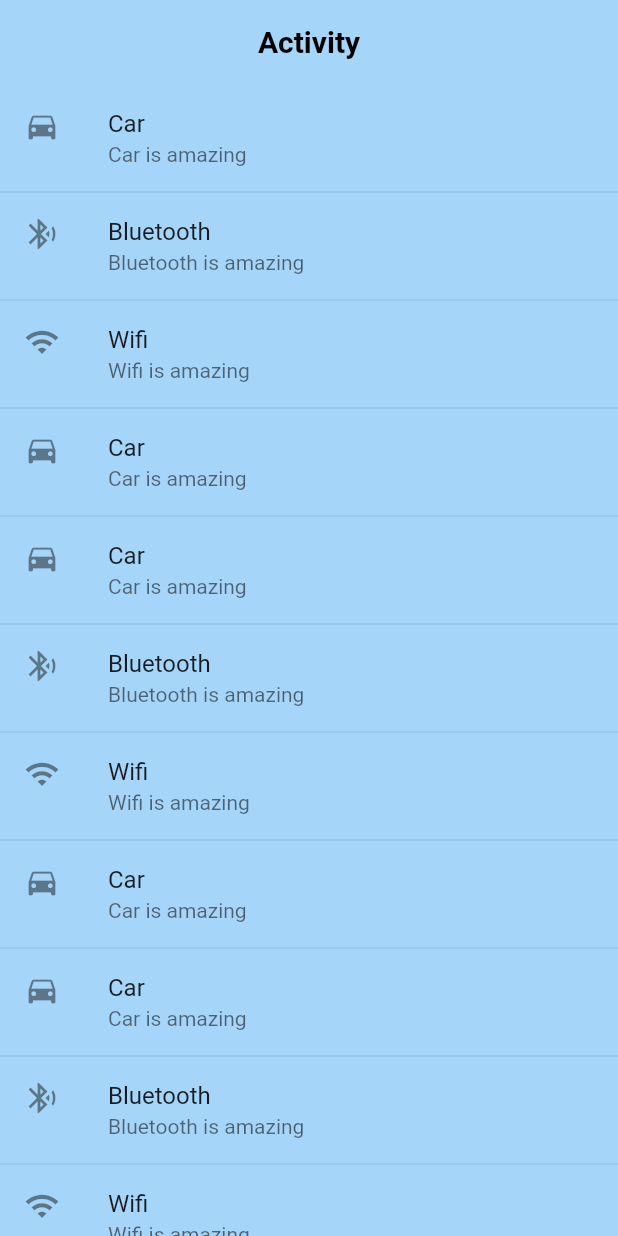
After one commit to admirerr/SplitKaro, a Flutter app: the activityPage screen opened directly, on a phone screen of 412 x 824 dp. The commit adds this screen. Run offline on Flutter 3.47's test engine with Material 2 defaults, Android fonts, the light colour scheme and no system bars; our stand-ins replace babstrap_settings_screen, cloud_firestore, curved_navigation_bar, firebase_auth, firebase_core, fluttertoast and 1 more; accounts and stored records are empty.

Commit message:
Added Activity UI(Scroll isn't functional)

```diff
--- a/lib/DashBoard.dart
+++ b/lib/DashBoard.dart
@@ -4,7 +4,7 @@ import 'package:flutter/material.dart';
 import 'package:curved_navigation_bar/curved_navigation_bar.dart';
 import 'package:split_karo/login.dart';
 import 'package:split_karo/nav_pages/account.dart';
-import 'package:split_karo/nav_pages/activity.dart';
+import 'package:split_karo/nav_pages/activity2.dart';
 import 'package:split_karo/nav_pages/friends.dart';
 import 'package:split_karo/nav_pages/groups.dart';
 
--- /dev/null
+++ b/lib/nav_pages/activity2.dart
@@ -0,0 +1,238 @@
+import 'package:cloud_firestore/cloud_firestore.dart';
+import 'package:firebase_auth/firebase_auth.dart';
+import 'package:flutter/material.dart';
+
+import '../login.dart';
+import '../model/user_model.dart';
+
+class activityPage extends StatefulWidget {
+  const activityPage({Key? key}) : super(key: key);
+
+  @override
+  State<activityPage> createState() => _activityPageState();
+}
+
+class _activityPageState extends State<activityPage> {
+
+  User? user = FirebaseAuth.instance.currentUser;
+  UserModel loggedInUser = UserModel();
+
+  @override
+  void initState() {
+    super.initState();
+    FirebaseFirestore.instance
+        .collection("users")
+        .doc(user!.uid)
+        .get()
+        .then((value) {
+      this.loggedInUser = UserModel.fromMap(value.data());
+      setState(() {});
+    });
+  }
+
+  @override
+  Widget build(BuildContext context){
+    return new Scaffold(
+      backgroundColor: Colors.blue.withOpacity(.4),
+      appBar: AppBar(
+        title: Text(
+          "Activity",
+          style: TextStyle(color: Colors.black, fontWeight: FontWeight.bold),
+        ),
+        centerTitle: true,
+        backgroundColor: Colors.transparent,
+        elevation: 0,
+
+      ),
+      body:MyStaticListView(),
+    ); //Scaffold
+  }
+
+
+
+
+  //@override
+  //Widget build(BuildContext context) {
+  //   return Scaffold(
+  //     //backgroundColor:  Color.fromARGB(255, 227, 227, 227),
+  //     // body: Padding(
+  //     //   padding: const EdgeInsets.only(bottom: 25),
+  //     //   child: Align(
+  //     //     alignment: Alignment.bottomCenter,
+  //     //     child: Text('Activity Page', style: TextStyle(fontSize: 30)),
+  //     //   ),
+  //     // ),
+  //
+  //
+  //       body: Container(
+  //         color: Colors.blue.withOpacity(.4),
+  //         child: Center(
+  //           child: Column(
+  //             mainAxisAlignment: MainAxisAlignment.center,
+  //             children: <Widget>[
+  //               Text("Activity Page", textScaleFactor: 3.0),
+  //               ElevatedButton(
+  //                 child: Text('Welcome ${loggedInUser.name}'),
+  //                 onPressed: () {
+  //
+  //                   // final CurvedNavigationBarState? navBarState =
+  //                   //     _bottomNavigationKey.currentState;
+  //                   // navBarState?.setPage(1);
+  //
+  //
+  //                 },
+  //               ),
+  //
+  //
+  //
+  //               //Text(_page.toString(), textScaleFactor: 10.0),
+  //               ElevatedButton(
+  //                 child: Text('Logout'),
+  //                 onPressed: () {
+  //
+  //                   logout(context);
+  //
+  //
+  //                 },
+  //               )
+  //
+  //
+  //             ],
+  //
+  //
+  //
+  //
+  //
+  //
+  //
+  //
+  //           ),
+  //         ),
+  //       )
+  //
+  //
+  //
+  //
+  //
+  //   );
+  // }
+
+
+
+  // // the logout function
+  // Future<void> logout(BuildContext context) async {
+  //   await FirebaseAuth.instance.signOut();
+  //   Navigator.of(context).pushReplacement(
+  //       MaterialPageRoute(builder: (context) => MyLogin()));
+  // }
+
+
+
+}
+
+
+
+//Added by muskan
+// class MainContent extends StatelessWidget {
+//
+//
+//   @override
+//   Widget build(BuildContext context) {
+//     return new ListView(
+//
+//          children: <Widget>[
+//
+//            Padding(
+//            padding: const EdgeInsets.symmetric(horizontal:10.0),
+//            child: new Container(
+//            child:new Column(
+//               children: <Widget>[
+//                 Row(
+//                 children: <Widget>[
+//                  new Text("Explore",style: new TextStyle(fontSize: 25.0,fontWeight: FontWeight.bold),textAlign: TextAlign.left,)
+//                 ],
+//                 )
+//
+//               ],
+//            )
+//            ),)
+//          ],
+//     );
+//   }
+// }
+
+class MyStaticListView extends StatelessWidget {
+
+  @override
+  Widget build(BuildContext context) {
+    return new ListView(
+      children: ListTile.divideTiles
+        (
+           context: context,
+           tiles:
+             [
+             ListTile(
+             leading: Icon(Icons.directions_car),
+             title: Text("Car"),
+              subtitle: Text("Car is amazing"),
+             ),
+             ListTile(
+             leading: Icon(Icons.bluetooth_searching),
+              title: Text("Bluetooth"),
+              subtitle: Text("Bluetooth is amazing"),
+              ),
+              ListTile(
+              leading: Icon(Icons.wifi),
+              title: Text("Wifi"),
+              subtitle: Text("Wifi is amazing"),
+              ),
+              ListTile(
+              leading: Icon(Icons.directions_car),
+              title: Text("Car"),
+              subtitle: Text("Car is amazing"),
+              ),
+               ListTile(
+                 leading: Icon(Icons.directions_car),
+                 title: Text("Car"),
+                 subtitle: Text("Car is amazing"),
+               ),
+               ListTile(
+                 leading: Icon(Icons.bluetooth_searching),
+                 title: Text("Bluetooth"),
+                 subtitle: Text("Bluetooth is amazing"),
+               ),
+               ListTile(
+                 leading: Icon(Icons.wifi),
+                 title: Text("Wifi"),
+                 subtitle: Text("Wifi is amazing"),
+               ),
+               ListTile(
+                 leading: Icon(Icons.directions_car),
+                 title: Text("Car"),
+                 subtitle: Text("Car is amazing"),
+               ),
+               ListTile(
+                 leading: Icon(Icons.directions_car),
+                 title: Text("Car"),
+                 subtitle: Text("Car is amazing"),
+               ),
+               ListTile(
+                 leading: Icon(Icons.bluetooth_searching),
+                 title: Text("Bluetooth"),
+                 subtitle: Text("Bluetooth is amazing"),
+               ),
+               ListTile(
+                 leading: Icon(Icons.wifi),
+                 title: Text("Wifi"),
+                 subtitle: Text("Wifi is amazing"),
+               ),
+               ListTile(
+                 leading: Icon(Icons.directions_car),
+                 title: Text("Car"),
+                 subtitle: Text("Car is amazing"),
+               ),
+             ],
+        ).toList(),
+    );
+  }
+}
```
